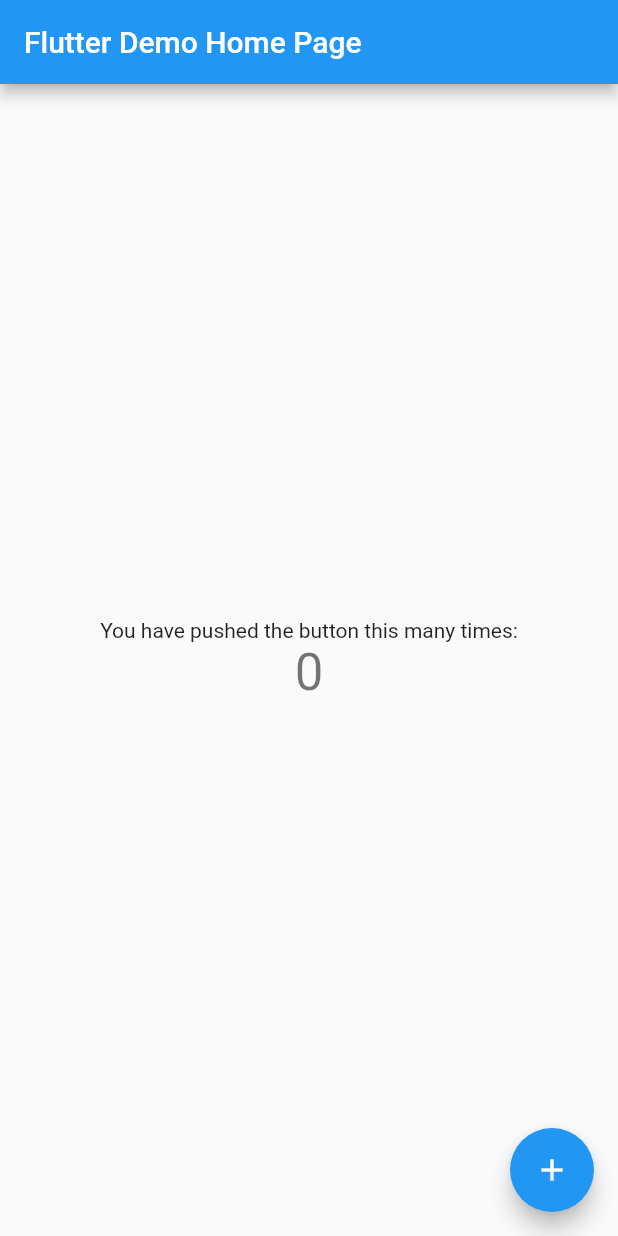
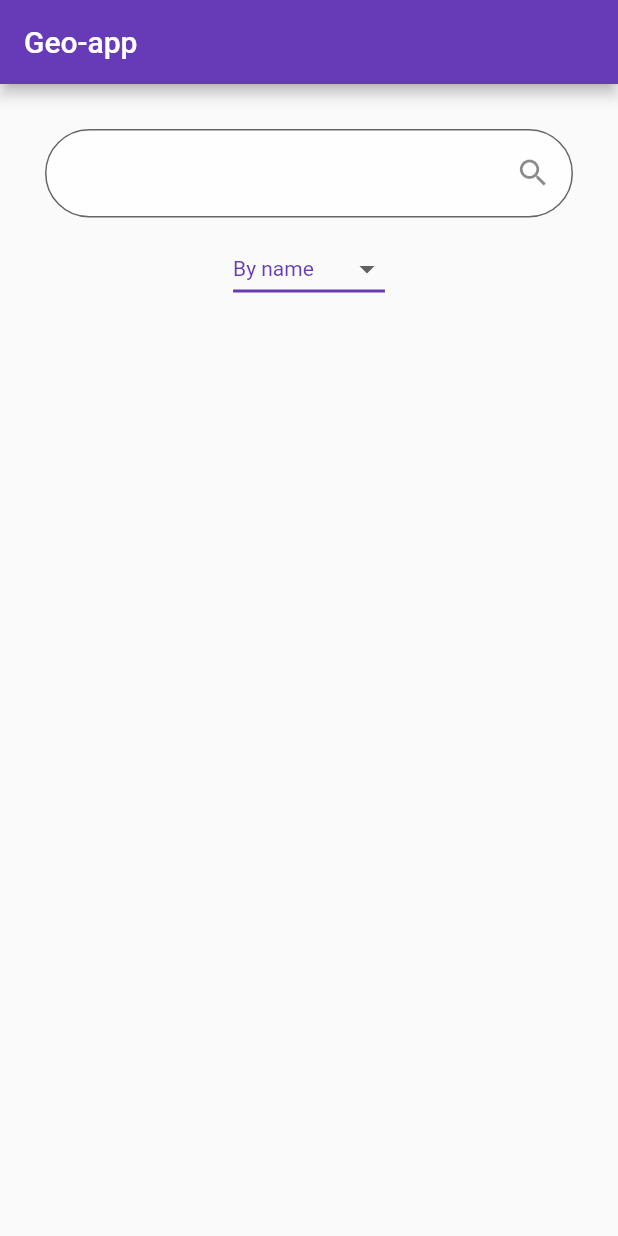
Before and after one commit to zoskar/geo-app, a Flutter app: the screen it shows after launch, on a phone screen of 412 x 824 dp. Run offline on Flutter 3.47's test engine with Material 2 defaults, Android fonts, the phone set to English and light mode, and no system bars.

Commit message:
Added search textfield and DropdownList (front)

```diff
--- a/lib/main.dart
+++ b/lib/main.dart
@@ -1,45 +1,31 @@
 import 'package:flutter/material.dart';
+
+import './search.dart';
 
 void main() {
   runApp(const MyApp());
 }
 
-class MyApp extends StatelessWidget {
+class MyApp extends StatefulWidget {
   const MyApp({Key? key}) : super(key: key);
 
-  // This widget is the root of your application.
+  @override
+  State<MyApp> createState() => _MyAppState();
+}
+
+class _MyAppState extends State<MyApp> {
   @override
   Widget build(BuildContext context) {
     return MaterialApp(
-      title: 'Flutter Demo',
-      theme: ThemeData(
-        // This is the theme of your application.
-        //
-        // Try running your application with "flutter run". You'll see the
-        // application has a blue toolbar. Then, without quitting the app, try
-        // changing the primarySwatch below to Colors.green and then invoke
-        // "hot reload" (press "r" in the console where you ran "flutter run",
-        // or simply save your changes to "hot reload" in a Flutter IDE).
-        // Notice that the counter didn't reset back to zero; the application
-        // is not restarted.
-        primarySwatch: Colors.blue,
-      ),
-      home: const MyHomePage(title: 'Flutter Demo Home Page'),
+      title: 'GeoApp',
+      theme: ThemeData(primarySwatch: Colors.deepPurple),
+      home: const MyHomePage(title: 'Geo-app'),
     );
   }
 }
 
 class MyHomePage extends StatefulWidget {
   const MyHomePage({Key? key, required this.title}) : super(key: key);
-
-  // This widget is the home page of your application. It is stateful, meaning
-  // that it has a State object (defined below) that contains fields that affect
-  // how it looks.
-
-  // This class is the configuration for the state. It holds the values (in this
-  // case the title) provided by the parent (in this case the App widget) and
-  // used by the build method of the State. Fields in a Widget subclass are
-  // always marked "final".
 
   final String title;
 
@@ -48,68 +34,45 @@
 }
 
 class _MyHomePageState extends State<MyHomePage> {
-  int _counter = 0;
+  final _items = ['By name', 'By continent', 'By currency', 'By capital'];
+  var _selectedValue = 'By name';
 
-  void _incrementCounter() {
+  void _pickList(String? newValue) {
     setState(() {
-      // This call to setState tells the Flutter framework that something has
-      // changed in this State, which causes it to rerun the build method below
-      // so that the display can reflect the updated values. If we changed
-      // _counter without calling setState(), then the build method would not be
-      // called again, and so nothing would appear to happen.
-      _counter++;
+      _selectedValue = newValue!;
     });
   }
 
   @override
   Widget build(BuildContext context) {
-    // This method is rerun every time setState is called, for instance as done
-    // by the _incrementCounter method above.
-    //
-    // The Flutter framework has been optimized to make rerunning build methods
-    // fast, so that you can just rebuild anything that needs updating rather
-    // than having to individually change instances of widgets.
     return Scaffold(
-      appBar: AppBar(
-        // Here we take the value from the MyHomePage object that was created by
-        // the App.build method, and use it to set our appbar title.
-        title: Text(widget.title),
-      ),
-      body: Center(
-        // Center is a layout widget. It takes a single child and positions it
-        // in the middle of the parent.
-        child: Column(
-          // Column is also a layout widget. It takes a list of children and
-          // arranges them vertically. By default, it sizes itself to fit its
-          // children horizontally, and tries to be as tall as its parent.
-          //
-          // Invoke "debug painting" (press "p" in the console, choose the
-          // "Toggle Debug Paint" action from the Flutter Inspector in Android
-          // Studio, or the "Toggle Debug Paint" command in Visual Studio Code)
-          // to see the wireframe for each widget.
-          //
-          // Column has various properties to control how it sizes itself and
-          // how it positions its children. Here we use mainAxisAlignment to
-          // center the children vertically; the main axis here is the vertical
-          // axis because Columns are vertical (the cross axis would be
-          // horizontal).
-          mainAxisAlignment: MainAxisAlignment.center,
-          children: <Widget>[
-            const Text(
-              'You have pushed the button this many times:',
-            ),
-            Text(
-              '$_counter',
-              style: Theme.of(context).textTheme.headline4,
-            ),
+        appBar: AppBar(
+          title: Text(widget.title),
+        ),
+        body: Column(
+          children: [
+            search(),
+            DropdownButton<String>(
+              value: _selectedValue,
+              elevation: 16,
+              style: const TextStyle(color: Colors.deepPurple),
+              underline: Container(
+                height: 2,
+                color: Colors.deepPurple,
+              ),
+              onChanged: (String? newValue) {
+                setState(() {
+                  _selectedValue = newValue!;
+                });
+              },
+              items: _items.map<DropdownMenuItem<String>>((String value) {
+                return DropdownMenuItem<String>(
+                  value: value,
+                  child: Text(value),
+                );
+              }).toList(),
+            )
           ],
-        ),
-      ),
-      floatingActionButton: FloatingActionButton(
-        onPressed: _incrementCounter,
-        tooltip: 'Increment',
-        child: const Icon(Icons.add),
-      ), // This trailing comma makes auto-formatting nicer for build methods.
-    );
+        ));
   }
 }
--- /dev/null
+++ b/lib/search.dart
@@ -0,0 +1,29 @@
+import 'package:flutter/material.dart';
+
+class search extends StatelessWidget {
+  const search({
+    Key? key,
+  }) : super(key: key);
+
+  @override
+  Widget build(BuildContext context) {
+    return Container(
+      margin: EdgeInsets.only(top: 30, left: 30, right: 30, bottom: 10),
+      child: TextField(
+        maxLength: 60,
+        textAlign: TextAlign.center,
+        decoration: InputDecoration(
+            counterText: '',
+            suffixIcon: Padding(
+              padding: EdgeInsetsDirectional.only(end: 5),
+              child: Icon(Icons.search),
+            ),
+            border: OutlineInputBorder(borderRadius: BorderRadius.circular(30)),
+            filled: true,
+            hintStyle: TextStyle(color: Colors.grey),
+            hintText: '',
+            fillColor: Colors.white70),
+      ),
+    );
+  }
+}
```
